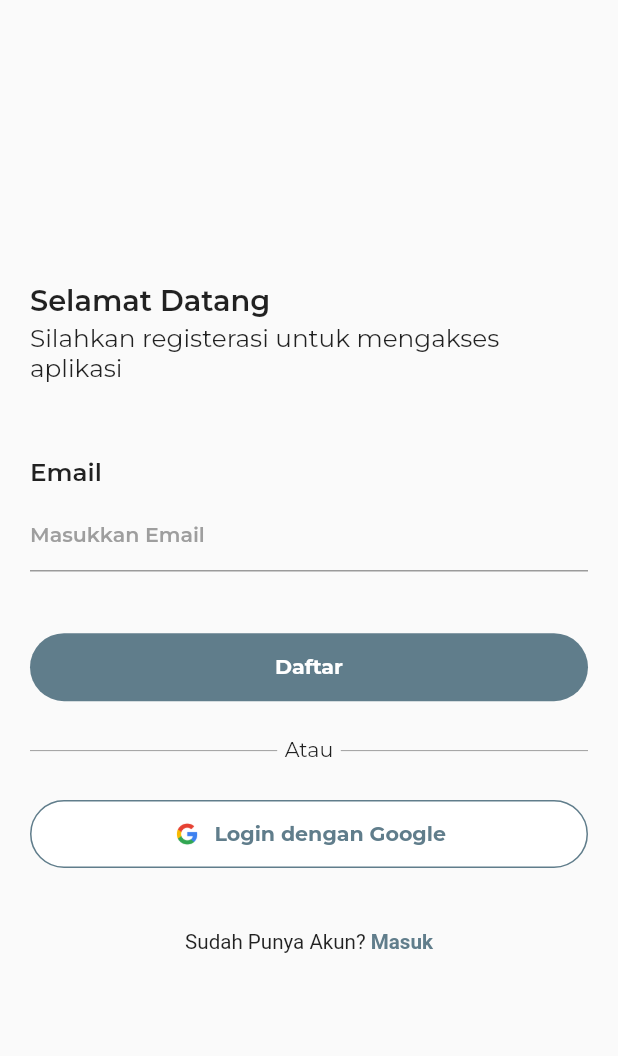
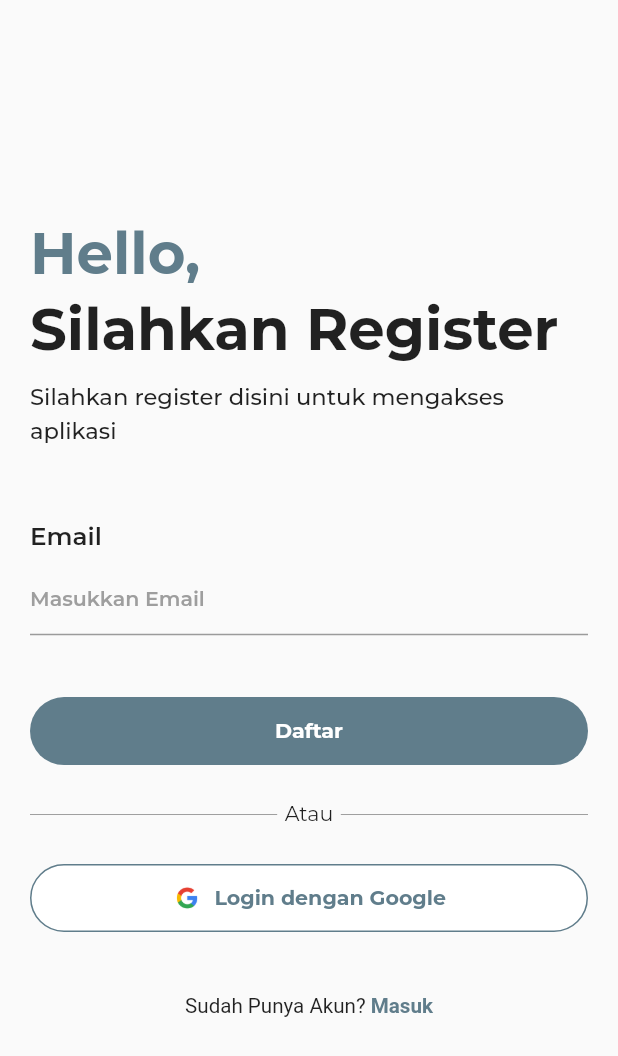
Before and after one commit to tegaryas/kaltim-report-app, a Flutter app: the RegisterScreen screen opened by its route, on a phone screen of 412 x 824 dp. Shown: the top 1056 px of the screen. Run offline on Flutter 3.47's test engine with Material 2 defaults, Android fonts, the phone set to English and light mode, and no system bars; our stand-ins replace another_flushbar, auto_route, bloc, carousel_slider, cloud_firestore, copy_with_extension and 21 more; missing offline and left inert: paginate_firestore; accounts and stored records are empty.

Commit message:
new color for aut screen

```diff
--- a/lib/modules/auth/screens/register_screen.dart
+++ b/lib/modules/auth/screens/register_screen.dart
@@ -83,20 +83,32 @@ class _RegisterScreenState extends State<RegisterScreen> {
                     mainAxisAlignment: MainAxisAlignment.center,
                     children: [
                       Text(
-                        "Selamat Datang",
+                        "Hello,",
                         style: TextStyle(
-                          fontSize: 14.sp,
-                          fontWeight: FontWeight.w600,
+                          fontSize: 28.sp,
+                          fontWeight: FontWeight.bold,
+                          color: Theme.of(context).primaryColor,
                         ),
                       ),
                       SizedBox(
                         height: 0.5.h,
                       ),
                       Text(
-                        "Silahkan registerasi untuk mengakses aplikasi",
+                        "Silahkan Register",
                         style: TextStyle(
-                          fontSize: 12.sp,
-                          fontWeight: FontWeight.normal,
+                          fontSize: 28.sp,
+                          fontWeight: FontWeight.bold,
+                        ),
+                      ),
+                      SizedBox(
+                        height: 1.h,
+                      ),
+                      Text(
+                        "Silahkan register disini untuk mengakses aplikasi",
+                        style: TextStyle(
+                          fontSize: 11.sp,
+                          fontWeight: FontWeight.w500,
+                          height: 1.5,
                         ),
                       ),
                       SizedBox(
@@ -191,7 +203,7 @@ class _RegisterScreenState extends State<RegisterScreen> {
                                   TextSpan(
                                     text: "Masuk",
                                     style: TextStyle(
-                                      color: Colors.blueGrey,
+                                      color: Theme.of(context).primaryColor,
                                       fontWeight: FontWeight.w600,
                                       fontSize: 10.sp,
                                     ),
```
Also changed, not shown: lib/modules/auth/screens/login_screen.dart (+19 -7 lines).
